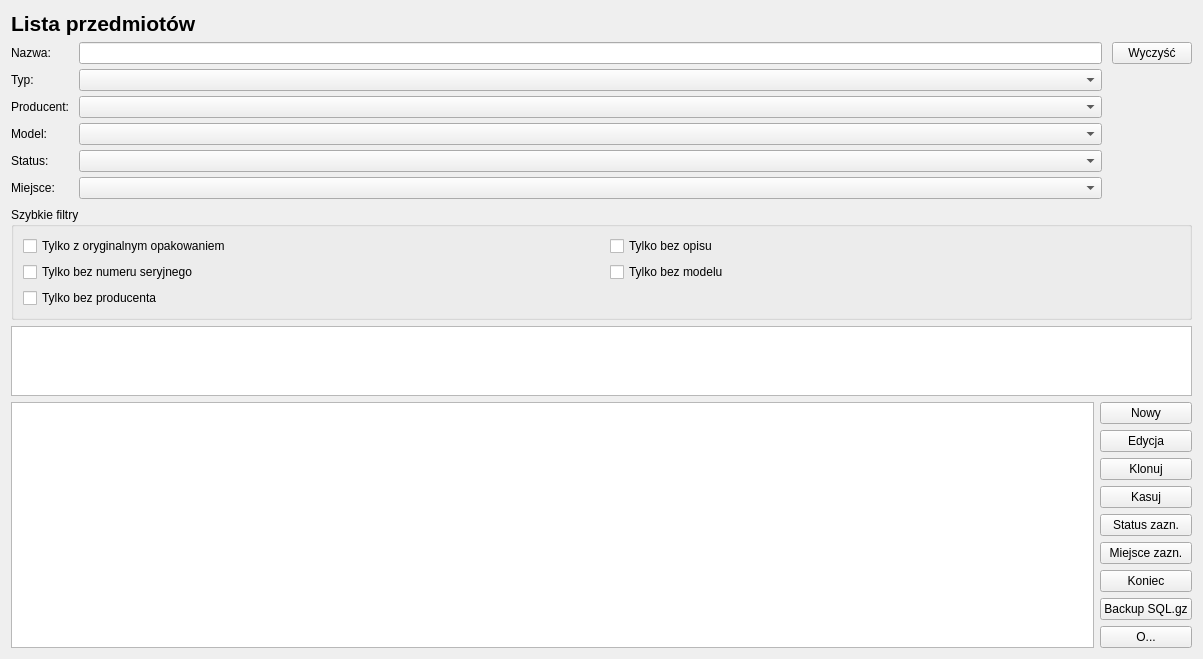
This is forms/itemList.ui in arekbr/Inwentaryzacja as Qt 5 draws it before an edit. The edited form follows.
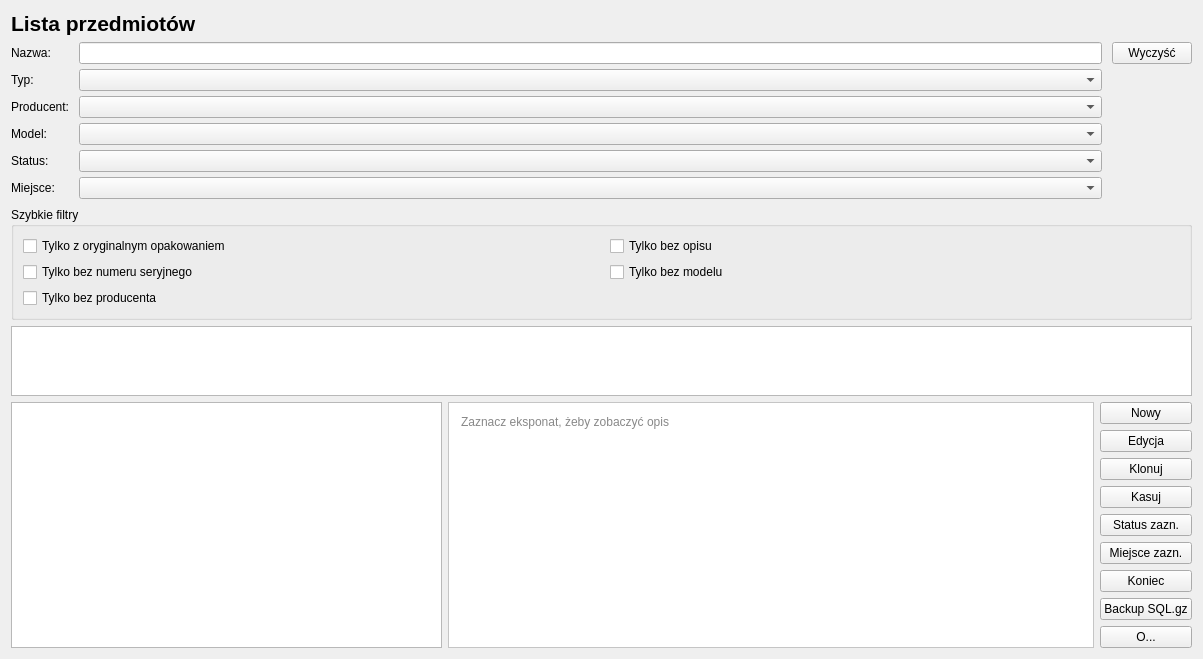
This is the edited form.

Commit message: feat(ui): pełny podgląd eksponatu, opis na liście, poprawka przycisku AI

Patch:
```diff
--- a/forms/itemList.ui
+++ b/forms/itemList.ui
@@ -174,6 +174,8 @@
    <item>
     <layout class="QGridLayout" name="bottomLayout">
      <item row="0" column="0">
+      <layout class="QHBoxLayout" name="galleryLayout" stretch="2,3">
+       <item>
       <widget class="QGraphicsView" name="itemList_graphicsView">
        <property name="sizePolicy">
         <sizepolicy hsizetype="Expanding" vsizetype="Expanding">
@@ -182,6 +184,30 @@
         </sizepolicy>
        </property>
       </widget>
+       </item>
+       <item>
+        <widget class="QTextBrowser" name="itemList_descriptionView">
+         <property name="sizePolicy">
+          <sizepolicy hsizetype="Expanding" vsizetype="Expanding">
+           <horstretch>0</horstretch>
+           <verstretch>0</verstretch>
+          </sizepolicy>
+         </property>
+         <property name="openExternalLinks">
+          <bool>true</bool>
+         </property>
+         <property name="openLinks">
+          <bool>false</bool>
+         </property>
+         <property name="placeholderText">
+          <string>Zaznacz eksponat, żeby zobaczyć opis</string>
+         </property>
+         <property name="styleSheet">
+          <string notr="true">QTextBrowser { color: #111; background-color: #ffffff; padding: 8px; }</string>
+         </property>
+        </widget>
+       </item>
+      </layout>
      </item>
      <item row="0" column="1">
       <layout class="QVBoxLayout" name="buttonsLayout">
```
Lines whose indentation alone changed are shown as unchanged. The commit also changes 6 other files.
